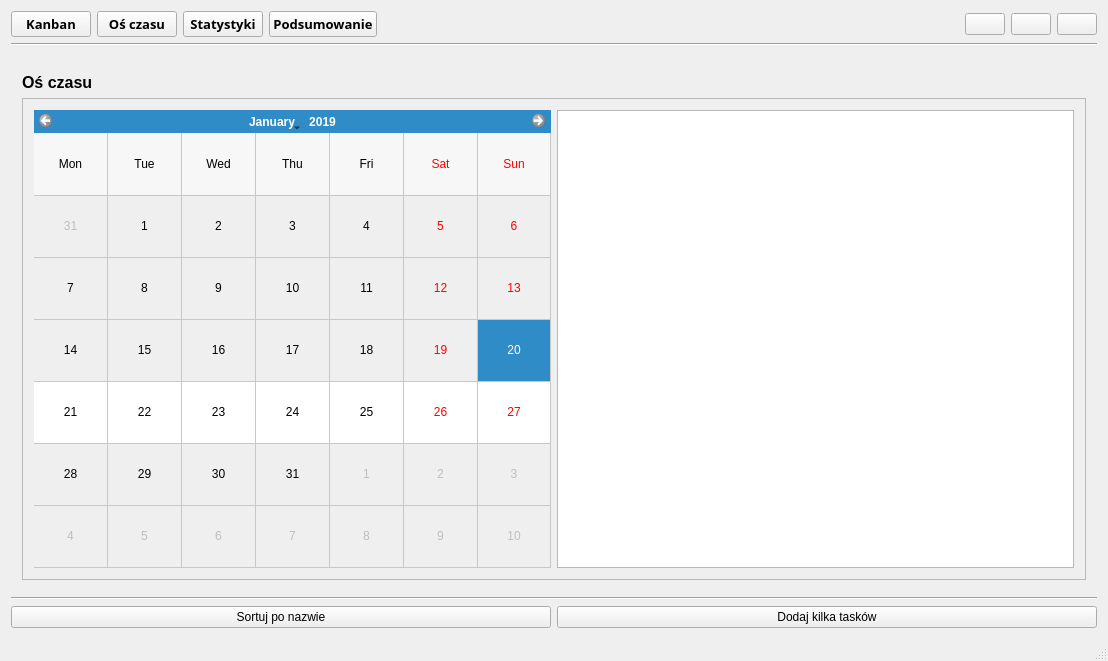
Old version of the form mainwindow.ui in the repository VEndymionV/Personal-Kanban.
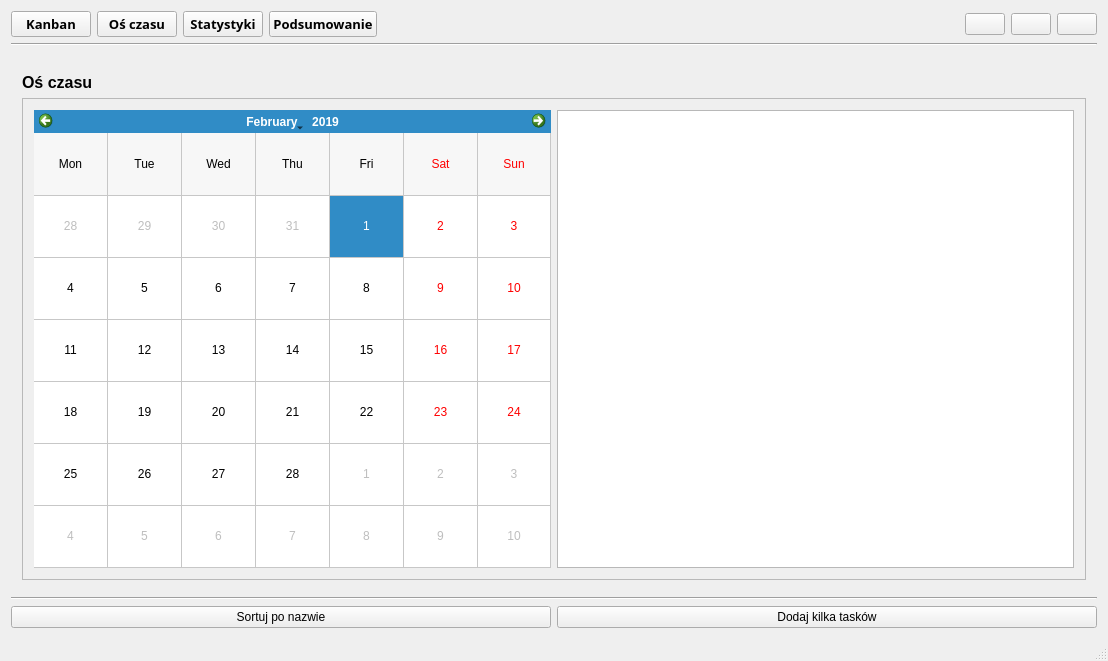
New version of the form. The open tabs and pages were chosen to show the change. Icons and pictures are not drawn.

The edit to the form file:
```diff
--- a/mainwindow.ui
+++ b/mainwindow.ui
@@ -590,8 +590,8 @@
               <rect>
                <x>0</x>
                <y>0</y>
-               <width>1060</width>
-               <height>403</height>
+               <width>1068</width>
+               <height>432</height>
               </rect>
              </property>
              <layout class="QHBoxLayout" name="horizontalLayout_3">
@@ -602,22 +602,15 @@
                   <property name="selectedDate">
                    <date>
                     <year>2019</year>
-                    <month>1</month>
-                    <day>20</day>
+                    <month>2</month>
+                    <day>1</day>
                    </date>
                   </property>
                   <property name="minimumDate">
                    <date>
                     <year>2019</year>
                     <month>1</month>
-                    <day>20</day>
-                   </date>
-                  </property>
-                  <property name="maximumDate">
-                   <date>
-                    <year>2019</year>
-                    <month>1</month>
-                    <day>27</day>
+                    <day>1</day>
                    </date>
                   </property>
                   <property name="gridVisible">
```
Left out of the diff: 16 changed lines with no effect on the pictures.
